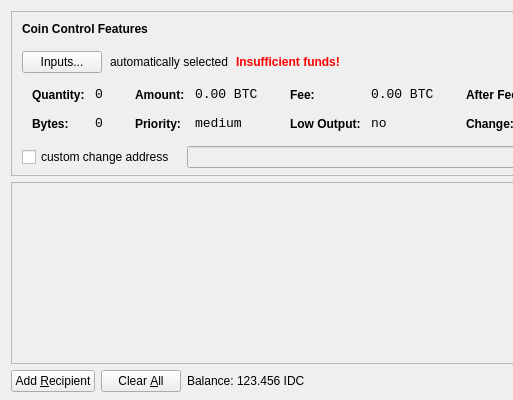
First picture: the form in src/qt/forms/sendcoinsdialog.ui, repository weenfan/Kratom, before the edit; both pictures show x 0 to 513 and y 0 to 400 of the 850 by 400 pixel window.
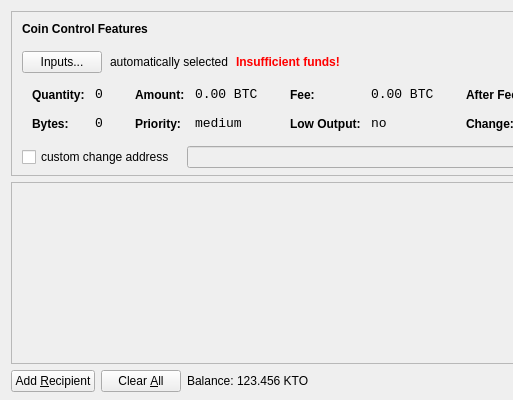
Second picture: the form after the edit. Icons and pictures are not drawn.

```diff
--- a/src/qt/forms/sendcoinsdialog.ui
+++ b/src/qt/forms/sendcoinsdialog.ui
@@ -720,7 +720,7 @@
           <cursorShape>IBeamCursor</cursorShape>
          </property>
          <property name="text">
-          <string>123.456 IDC</string>
+          <string>123.456 KTO</string>
          </property>
          <property name="textInteractionFlags">
           <set>Qt::LinksAccessibleByMouse|Qt::TextSelectableByKeyboard|Qt::TextSelectableByMouse</set>
```
